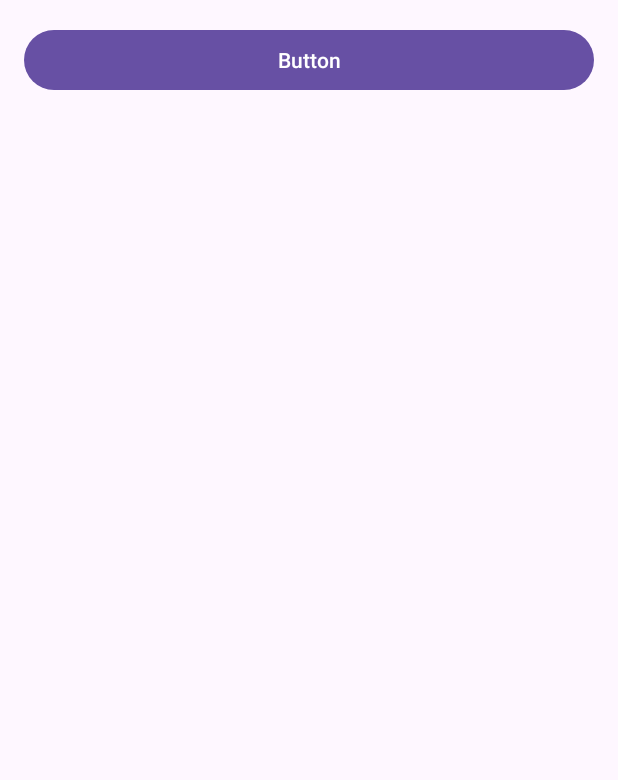
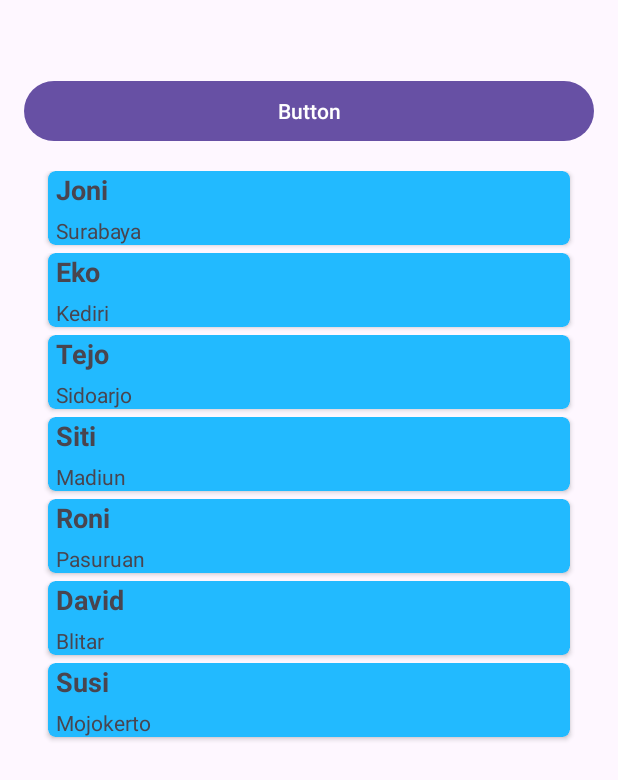
Before and after one commit to MuhammadIzzataArkananta/android-studio, an Android app: the screen it shows after launch (MainActivity), on a phone screen of 412 x 824 dp. Shown: the top 780 px of the screen. Run offline under Robolectric (Android 15) with nearby library versions, the phone set to English and light mode, and no system bars.

Commit message:
22. Android Studio Untuk Siswa SMK - Android RecyclerView - 3 - Menampilkan Data
android studio

```diff
--- a/RecyclerViewCardView/app/src/main/java/com/komputerkit/recyclerviewcardview/MainActivity.java
+++ b/RecyclerViewCardView/app/src/main/java/com/komputerkit/recyclerviewcardview/MainActivity.java
@@ -7,18 +7,46 @@ import androidx.appcompat.app.AppCompatActivity;
 import androidx.core.graphics.Insets;
 import androidx.core.view.ViewCompat;
 import androidx.core.view.WindowInsetsCompat;
+import androidx.recyclerview.widget.LinearLayoutManager;
+import androidx.recyclerview.widget.RecyclerView;
+
+import java.util.ArrayList;
+import java.util.List;
 
 public class MainActivity extends AppCompatActivity {
+
+    RecyclerView recyclerView;
+    SiswaAdapter adapter;
+    List<Siswa> siswaList;
 
     @Override
     protected void onCreate(Bundle savedInstanceState) {
         super.onCreate(savedInstanceState);
         EdgeToEdge.enable(this);
         setContentView(R.layout.activity_main);
-        ViewCompat.setOnApplyWindowInsetsListener(findViewById(R.id.main), (v, insets) -> {
-            Insets systemBars = insets.getInsets(WindowInsetsCompat.Type.systemBars());
-            v.setPadding(systemBars.left, systemBars.top, systemBars.right, systemBars.bottom);
-            return insets;
-        });
+
+        load();
+        isiData();
+
     }
+
+    public void load(){
+        recyclerView = findViewById(R.id.rcvSiswa);
+        recyclerView.setLayoutManager(new LinearLayoutManager(this));
+    }
+
+    public void isiData(){
+        siswaList = new ArrayList<Siswa>();
+        siswaList.add(new Siswa("Joni", "Surabaya"));
+        siswaList.add(new Siswa("Eko", "Kediri"));
+        siswaList.add(new Siswa("Tejo", "Sidoarjo"));
+        siswaList.add(new Siswa("Siti", "Madiun"));
+        siswaList.add(new Siswa("Roni", "Pasuruan"));
+        siswaList.add(new Siswa("David", "Blitar"));
+        siswaList.add(new Siswa("Susi", "Mojokerto"));
+
+        adapter = new SiswaAdapter(this,siswaList);
+        recyclerView.setAdapter(adapter);
+    }
+
 }
--- a/RecyclerViewCardView/app/src/main/res/layout/activity_main.xml
+++ b/RecyclerViewCardView/app/src/main/res/layout/activity_main.xml
@@ -12,7 +12,7 @@
         android:layout_width="0dp"
         android:layout_height="wrap_content"
         android:layout_marginStart="16dp"
-        android:layout_marginTop="16dp"
+        android:layout_marginTop="50dp"
         android:layout_marginEnd="16dp"
         android:text="Button"
         app:layout_constraintEnd_toEndOf="parent"
@@ -23,6 +23,7 @@
         android:layout_width="match_parent"
         android:layout_height="0dp"
         android:layout_marginStart="16dp"
+        android:layout_marginTop="16dp"
         android:layout_marginEnd="16dp"
         android:layout_marginBottom="16dp"
         app:layout_constraintBottom_toBottomOf="parent"
@@ -31,6 +32,7 @@
         app:layout_constraintTop_toBottomOf="@+id/button">
 
         <androidx.recyclerview.widget.RecyclerView
+            android:id="@+id/rcvSiswa"
             android:layout_width="match_parent"
             android:layout_height="wrap_content" />
     </ScrollView>
```
